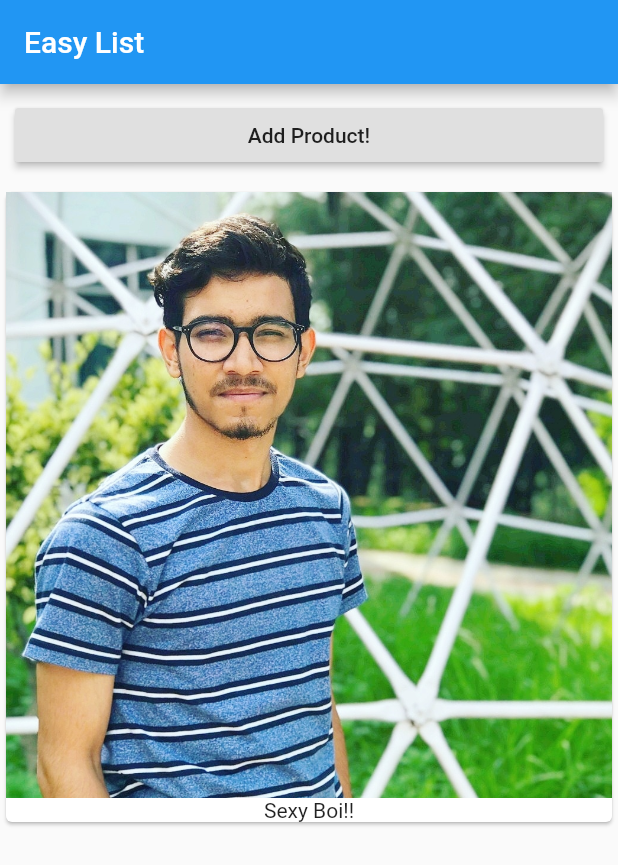
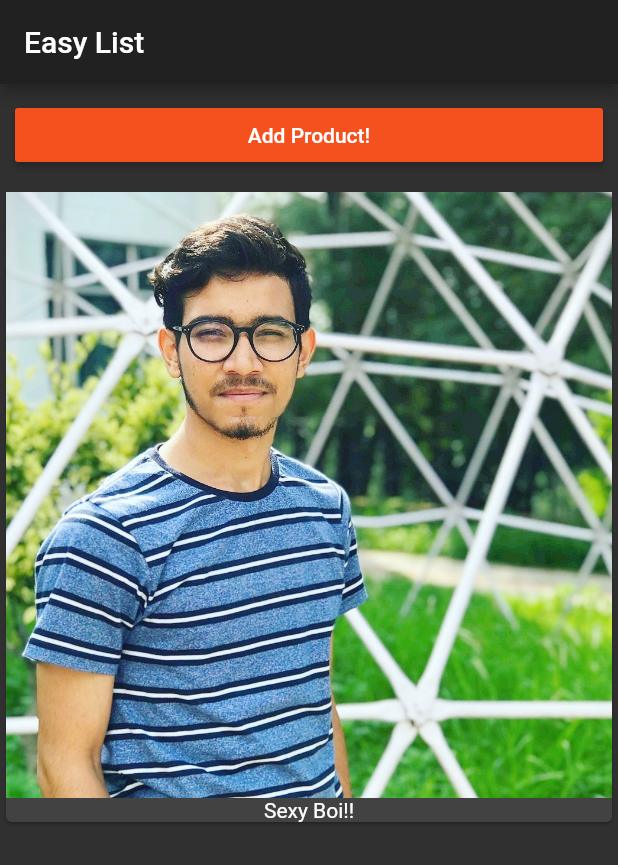
Before and after one commit to rohit645/Food_buzz, a Flutter app: the screen it shows after launch, on a phone screen of 412 x 824 dp. Shown: the top 865 px of the screen. Run offline on Flutter 3.47's test engine with Material 2 defaults, Android fonts, the phone set to English and light mode, and no system bars.

Commit message:
added theme data

```diff
--- a/lib/main.dart
+++ b/lib/main.dart
@@ -16,6 +16,11 @@ class _MyAppState extends State<MyApp> {
   @override
   Widget build(BuildContext context) {
     return MaterialApp(
+      theme: ThemeData(
+        brightness: Brightness.dark,
+        primarySwatch: Colors.deepOrange,
+        accentColor: Colors.blueGrey,
+      ),
       home: Scaffold(
           appBar: AppBar(
             title: Text('Easy List'),
```
